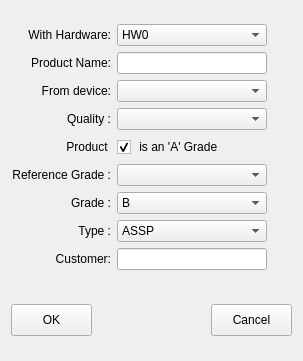
The window that src/ATE/org/actions_on/product/NewProductWizard.ui (goanpeca/ATE.org) describes before a commit, drawn with Qt 5.
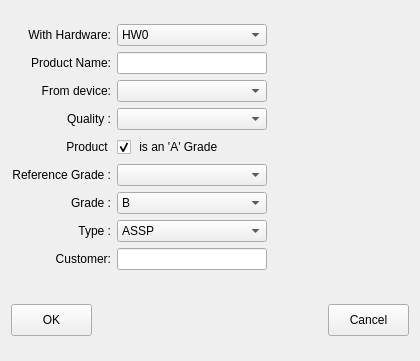
The same window after the commit.

```diff
--- a/src/ATE/org/actions_on/product/NewProductWizard.ui
+++ b/src/ATE/org/actions_on/product/NewProductWizard.ui
@@ -6,7 +6,7 @@
    <rect>
     <x>0</x>
     <y>0</y>
-    <width>303</width>
+    <width>420</width>
     <height>361</height>
    </rect>
   </property>
```
